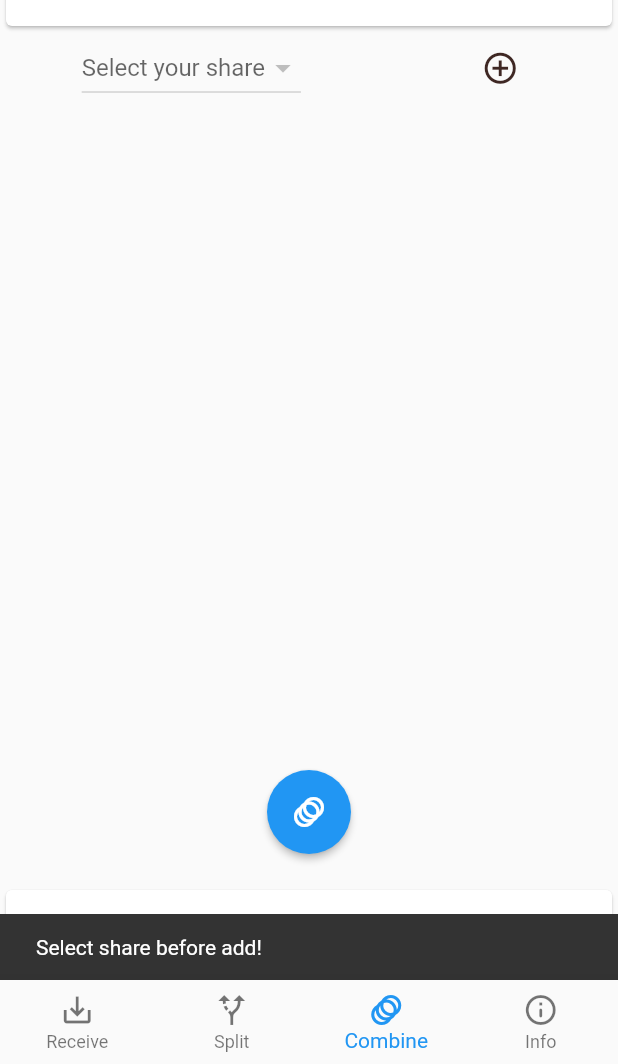
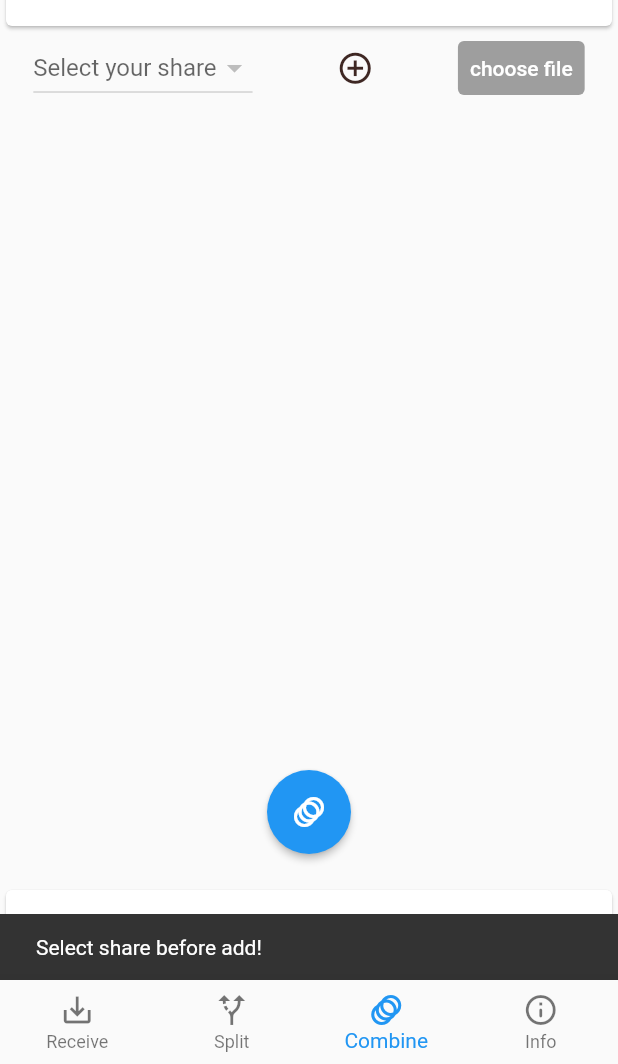
Before and after one commit to pthavarasa/Secret_Sharing_App, a Flutter app: the screen it shows after launch, item 3 of the bottom bar chosen, after a tap on the "add circle outline" icon, on a phone screen of 412 x 824 dp, the part 172-1236 px from its top. Run offline on Flutter 3.47's test engine with Material 2 defaults, Android fonts, the phone set to English and light mode, and no system bars; our stand-ins replace device_info, file_picker, share, shared_preferences; missing offline and left inert: flutter_number_picker, nearby_connections, ntcdcrypto.

Commit message:
chiffrage de fichier vers le format json

```diff
--- a/secret_share/lib/combine.dart
+++ b/secret_share/lib/combine.dart
@@ -1,14 +1,19 @@
 import 'dart:convert';
+import 'dart:io';
 import 'package:flutter/material.dart';
 import 'package:flutter/services.dart';
 import 'package:ntcdcrypto/ntcdcrypto.dart';
 import 'package:secret_share/dataStore.dart';
 import 'package:secret_share/nearby_connection.dart';
 import 'package:secret_share/secret.dart';
+import 'package:file_picker/file_picker.dart';
 
 //List<String> secretItemsList = List<String>();
 //List<String> titleItemsList = List<String>();
 List<Secret> itemsList = List<Secret>();
+bool isImage = false;
+String title = '';
+String type = '';
 
 class Combine extends StatefulWidget {
   @override
@@ -117,16 +122,36 @@ class _CombineState extends State<Combine> {
             color: Colors.brown[900],
           ),
           onPressed: () {
-            if (selectedTitleItems != null)
+            if (selectedTitleItems != null) {
+              if (itemsList.isEmpty) {
+                isImage =
+                    (items[selectedTitleItems].type == 'text') ? false : true;
+                title = items[selectedTitleItems].title;
+                type = items[selectedTitleItems].type.split('/').last;
+              }
+              if (itemsList
+                  .where((val) => val.type != items[selectedTitleItems].type)
+                  .isEmpty)
                 setState(() {
                   //titleItemsList.add(titleItems[selectedTitleItems]);
                   //secretItemsList.add(secretItems[selectedTitleItems]);
                   itemsList.add(items[selectedTitleItems]);
                 });
               else
+                connec.showSnackbar('mixed type!');
+            } else
               connec.showSnackbar('Select share before add!');
           },
         ),
+        TextButton(
+          child: Text('choose file'),
+          style: TextButton.styleFrom(
+            primary: Colors.white,
+            backgroundColor: Colors.grey,
+            onSurface: Colors.grey,
+          ),
+          onPressed: selectFile,
+        )
       ]),
       Expanded(
           child: ListView.builder(
@@ -186,9 +211,33 @@ class _CombineState extends State<Combine> {
                   connec.showSnackbar('Secret copied to clipboard');
                 },
               ),
+              IconButton(
+                icon: Icon(
+                  Icons.remove_red_eye,
+                  size: 25.0,
+                ),
+                onPressed: () {
+                  if (isImage && title != '')
+                    Navigator.push(context,
+                        MaterialPageRoute(builder: (context) => MyApp()));
+                },
+              ),
             ])),
       ),
     ]));
+  }
+
+  void selectFile() async {
+    FilePickerResult result = await FilePicker.platform.pickFiles();
+
+    if (result != null) {
+      File file = File(result.files.single.path);
+      setState(() {
+        itemsList.add(Secret.fromJson(jsonDecode(file.readAsStringSync())));
+      });
+    } else {
+      // User canceled the picker
+    }
   }
 
   void shareCombine() {
@@ -196,6 +245,10 @@ class _CombineState extends State<Combine> {
       try {
         String cs =
             SSS().combine(itemsList.map((val) => val.share).toList(), true);
+        if (isImage) {
+          File file = File('/storage/emulated/0/Download/$title.$type');
+          file.writeAsBytesSync(base64Decode(cs));
+        } else
           setState(() => combinedSecret = cs);
       } on Exception catch (e) {
         connec.showSnackbar(e);
@@ -204,3 +257,13 @@ class _CombineState extends State<Combine> {
       connec.showSnackbar('Invalid shares, add shares!');
   }
 }
+
+class MyApp extends StatelessWidget {
+  // This widget is the root of your application.
+  @override
+  Widget build(BuildContext context) {
+    return Container(
+      child: Image.file(File('/storage/emulated/0/Download/$title.$type')),
+    );
+  }
+}
--- a/secret_share/lib/secret.dart
+++ b/secret_share/lib/secret.dart
@@ -1,28 +1,25 @@
-import 'dart:convert';
-
 import 'package:intl/intl.dart';
 
 class Secret {
   String title;
   String share;
   DateTime date;
+  String type;
 
-  Secret({this.title, this.share, this.date});
+  Secret({this.title, this.share, this.date, this.type});
 
   String get formatedDate => DateFormat("dd/MM/y H:mm").format(date);
 
   Secret.fromJson(Map<String, dynamic> json)
       : title = json['title'],
         share = json['share'],
-        date = DateFormat("dd/MM/y H:mm").parse(json['date']);
+        date = DateFormat("dd/MM/y H:mm").parse(json['date']),
+        type = json['type'];
 
-  Map<String, dynamic> toJson() => {
-        'title': title,
-        'share': share,
-        'date': formatedDate,
-      };
+  Map<String, dynamic> toJson() =>
+      {'title': title, 'share': share, 'date': formatedDate, 'type': type};
 
   String toString() {
-    return "Title : $title, Share : $share, Date : $formatedDate";
+    return "Title : $title, Share : $share, Date : $formatedDate, Type : $type";
   }
 }
--- a/secret_share/lib/split.dart
+++ b/secret_share/lib/split.dart
@@ -1,8 +1,10 @@
 import 'dart:convert';
+import 'dart:io';
 
 import 'package:flutter/material.dart';
 import 'package:flutter_number_picker/flutter_number_picker.dart';
 import 'package:ntcdcrypto/ntcdcrypto.dart';
+import 'package:file_picker/file_picker.dart';
 
 import 'package:secret_share/dataStore.dart';
 import 'package:secret_share/nearby_connection.dart';
@@ -11,6 +13,8 @@ import 'package:secret_share/secret.dart';
 final titleController = TextEditingController();
 final secretController = TextEditingController();
 List<Secret> items = List<Secret>();
+bool isImage = false;
+String imageBase64;
 
 class Split extends StatefulWidget {
   @override
@@ -95,6 +99,26 @@ class _SplitState extends State<Split> {
                     border: OutlineInputBorder(),
                     labelText: 'Secret to crypt')),
             Padding(padding: EdgeInsets.only(top: 20.0)),
+            Row(mainAxisAlignment: MainAxisAlignment.spaceEvenly, children: [
+              MaterialButton(
+                onPressed: selectFile,
+                color: Colors.blue,
+                textColor: Colors.white,
+                child: Icon(
+                  Icons.camera,
+                  size: 24,
+                ),
+              ),
+              MaterialButton(
+                onPressed: resetComponenet,
+                color: Colors.blue,
+                textColor: Colors.white,
+                child: Icon(
+                  Icons.refresh,
+                  size: 24,
+                ),
+              ),
+            ]),
             Row(
               mainAxisAlignment: MainAxisAlignment.spaceEvenly,
               children: [
@@ -129,7 +153,7 @@ class _SplitState extends State<Split> {
             ),
             Padding(padding: EdgeInsets.only(top: 20.0)),
             MaterialButton(
-              onPressed: _splitShares,
+              onPressed: splitShares,
               color: Colors.blue,
               textColor: Colors.white,
               child: Icon(
@@ -183,19 +207,49 @@ class _SplitState extends State<Split> {
         ));
   }
 
-  void _splitShares() {
+  void resetComponenet() {
+    titleController.text = '';
+    secretController.text = '';
+    setState(() {
+      items.clear();
+    });
+    isImage = false;
+    imageBase64 = '';
+  }
+
+  void selectFile() async {
+    FilePickerResult result = await FilePicker.platform.pickFiles();
+
+    if (result != null) {
+      File file = File(result.files.single.path);
+      secretController.text = result.files.first.name;
+      isImage = true;
+      imageBase64 = base64Encode(file.readAsBytesSync());
+      //print(base64Encode(file.readAsBytesSync()));
+      //Image.memory(base64Decode(base64Encode(file.readAsBytesSync())));
+
+      //file.writeAsBytesSync(base64Decode(base64Encode(file.readAsBytesSync())));
+    } else {
+      // User canceled the picker
+    }
+  }
+
+  void splitShares() {
     if (titleController.text != '') {
       if (secretController.text != '') {
         if (threshold <= shares) {
           items.clear();
           SSS sss = SSS();
-          List<String> arr =
-              sss.create(threshold, shares, secretController.text, true);
+          List<String> arr = sss.create(threshold, shares,
+              isImage ? imageBase64 : secretController.text, true);
           arr.asMap().forEach((index, element) {
             Secret s = Secret(
                 title: titleController.text + '-' + index.toString(),
                 share: element,
-                date: DateTime.now());
+                date: DateTime.now(),
+                type: isImage
+                    ? 'image/' + secretController.text.split('.').last
+                    : 'text');
             items.add(s);
           });
           setState(() {
```
Also changed, not shown: secret_share/lib/nearby_connection.dart (+15 -20 lines), secret_share/lib/receive.dart (+19 -1 lines), 1 other file. Lines whose indentation alone changed are shown as unchanged.
